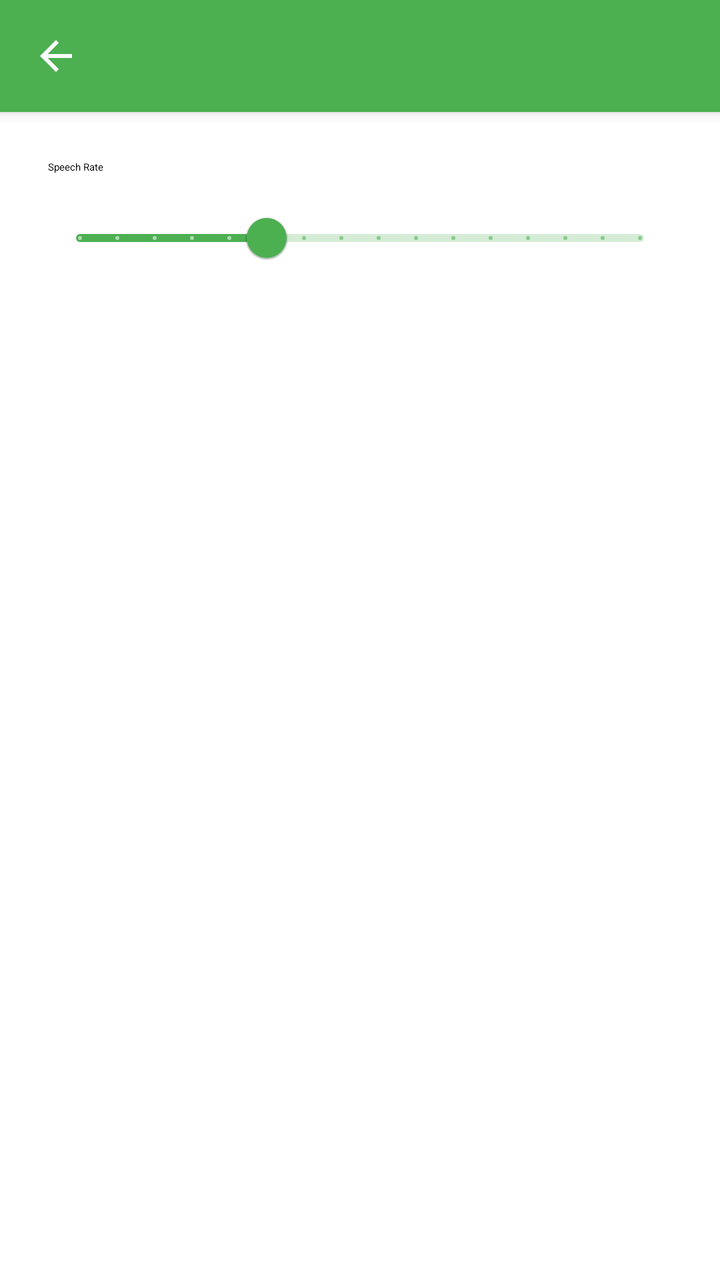
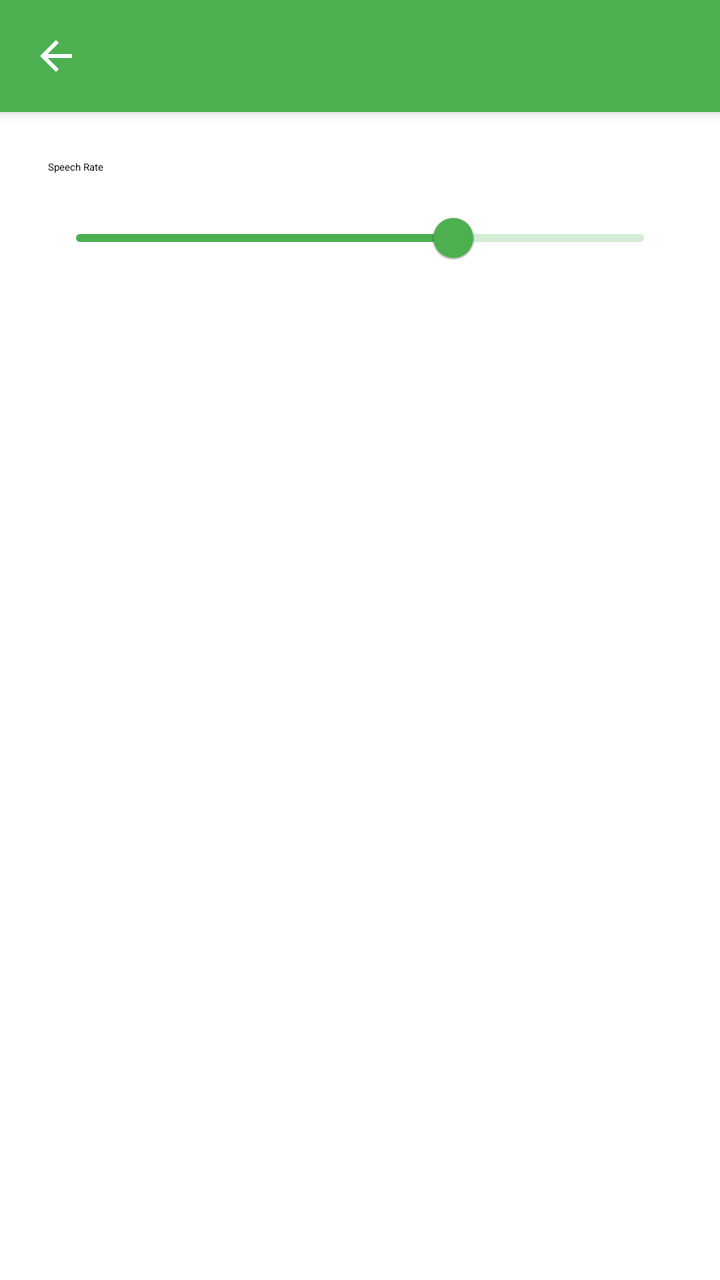

Compare the two renders of this Android layout. The source of the first and the diff that turns it into the second are given below.
<!-- AndroidManifest.xml: application theme Theme.Affirmative -->
<!-- res/layout/activity_settings.xml -->
<?xml version="1.0" encoding="utf-8"?>
<androidx.coordinatorlayout.widget.CoordinatorLayout
    xmlns:android="http://schemas.android.com/apk/res/android"
    xmlns:app="http://schemas.android.com/apk/res-auto"
    android:layout_width="match_parent"
    android:layout_height="match_parent">

    <com.google.android.material.appbar.AppBarLayout
        android:layout_width="match_parent"
        android:layout_height="wrap_content">

        <com.google.android.material.appbar.MaterialToolbar
            android:id="@+id/toolbar"
            android:layout_width="match_parent"
            android:layout_height="?attr/actionBarSize"
            android:title="Settings"
            app:navigationIcon="@drawable/ic_arrow_back" />

    </com.google.android.material.appbar.AppBarLayout>

    <LinearLayout
        android:layout_width="match_parent"
        android:layout_height="wrap_content"
        android:orientation="vertical"
        android:padding="24dp"
        app:layout_behavior="@string/appbar_scrolling_view_behavior">

        <TextView
            android:layout_width="wrap_content"
            android:layout_height="wrap_content"
            android:text="Speech Rate"
            android:textAppearance="?attr/textAppearanceTitleMedium" />

        <com.google.android.material.slider.Slider
            android:id="@+id/slider_speech_rate"
            android:layout_width="match_parent"
            android:layout_height="wrap_content"
            android:layout_marginTop="8dp"
            android:valueFrom="0.5"
            android:valueTo="2.0"
            android:stepSize="0.1"
            android:value="1.0"
            app:labelBehavior="floating" />

        <TextView
            android:id="@+id/tv_speech_rate_value"
            android:layout_width="wrap_content"
            android:layout_height="wrap_content"
            android:layout_marginTop="4dp" />

    </LinearLayout>

</androidx.coordinatorlayout.widget.CoordinatorLayout>
<!-- resources referenced by this layout -->
<resources>
  <!-- drawable ic_arrow_back (drawable) -->
  <?xml version="1.0" encoding="utf-8"?>
  <vector xmlns:android="http://schemas.android.com/apk/res/android"
      android:width="24dp"
      android:height="24dp"
      android:viewportWidth="24"
      android:viewportHeight="24"
      android:tint="?attr/colorOnPrimary">
      <path
          android:fillColor="@android:color/white"
          android:pathData="M20,11H7.83l5.59,-5.59L12,4l-8,8 8,8 1.41,-1.41L7.83,13H20v-2z" />
  </vector>
  <style name="Theme.Affirmative" parent="Theme.MaterialComponents.DayNight.NoActionBar">
          <item name="colorPrimary">@color/green_500</item>
          <item name="colorPrimaryVariant">@color/green_700</item>
          <item name="colorOnPrimary">#FFFFFF</item>
          <item name="android:statusBarColor">@color/green_700</item>
      </style>
  <color name="green_500">#4CAF50</color>
  <color name="green_700">#388E3C</color>
</resources>

<!-- the commit's change to res/layout/activity_settings.xml (unified diff, before → after) -->
@@ -36,9 +36,8 @@
             android:layout_width="match_parent"
             android:layout_height="wrap_content"
             android:layout_marginTop="8dp"
-            android:valueFrom="0.5"
-            android:valueTo="2.0"
-            android:stepSize="0.1"
+            android:valueFrom="0.2"
+            android:valueTo="1.4"
             android:value="1.0"
             app:labelBehavior="floating" />
 
@@ -46,7 +45,8 @@
             android:id="@+id/tv_speech_rate_value"
             android:layout_width="wrap_content"
             android:layout_height="wrap_content"
-            android:layout_marginTop="4dp" />
+            android:layout_marginTop="4dp"
+            android:textAppearance="?attr/textAppearanceTitleLarge" />
 
     </LinearLayout>
 
